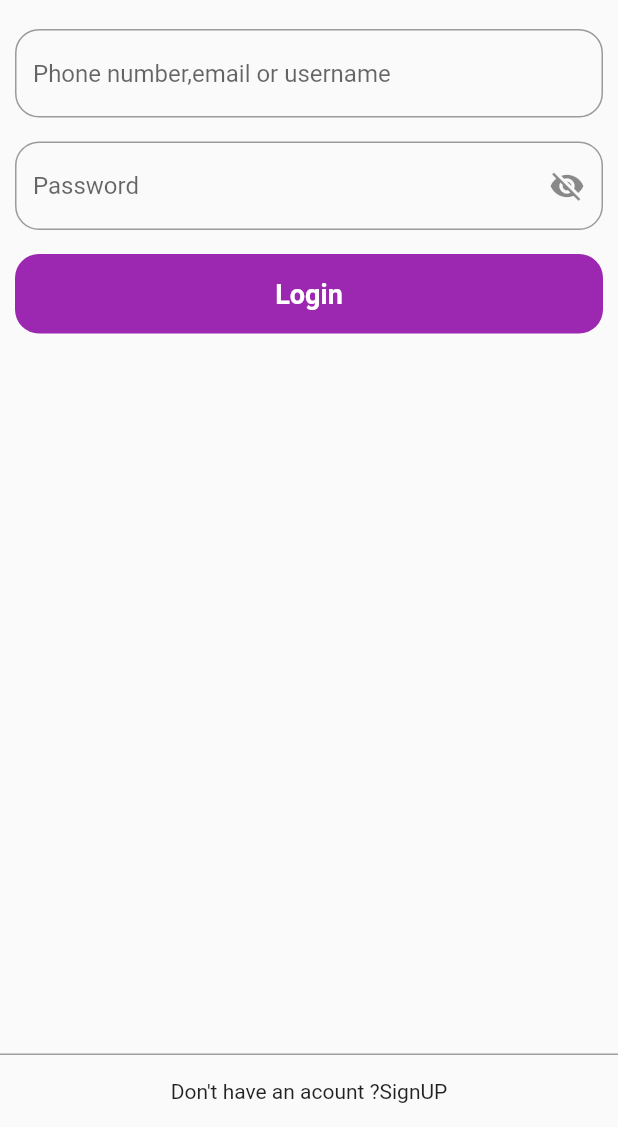
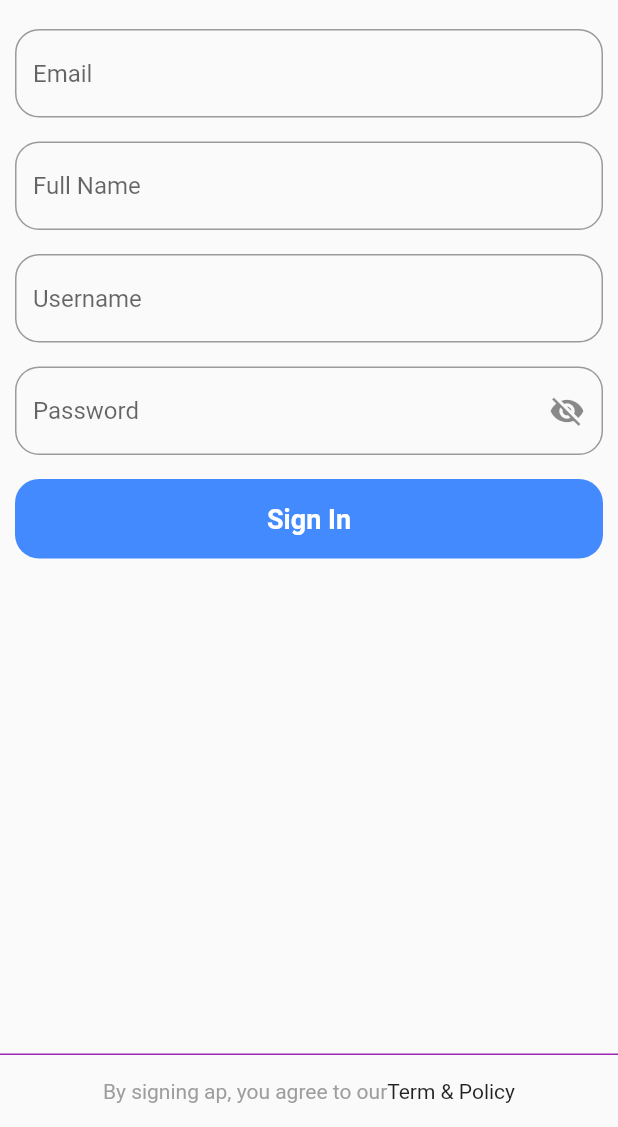
Before and after one commit to awalsetya/insta_clone, a Flutter app: the screen it shows after launch, after a tap on "SignUP", on a phone screen of 412 x 824 dp, the part 109-1236 px from its top. Run offline on Flutter 3.47's test engine with Material 2 defaults, Android fonts, the phone set to English and light mode, and no system bars.

```diff
--- a/lib/screen/login.dart
+++ b/lib/screen/login.dart
@@ -1,6 +1,8 @@
 import 'package:flutter/material.dart';
 import 'package:instagram_clone/custom/billaBongText.dart';
 import 'package:instagram_clone/custom/cutsomButton.dart';
+import 'package:instagram_clone/screen/menu.dart';
+import 'package:instagram_clone/screen/registrasi.dart';
 
 class Login extends StatefulWidget {
   @override
@@ -64,7 +66,14 @@ class _LoginState extends State<Login> {
                     height: 16,
                   ),
                   InkWell(
-                    onTap: () {},
+                    onTap: () {
+                      Navigator.push(
+                        context,
+                        MaterialPageRoute(
+                          builder: (context) => Menu(),
+                        ),
+                      );
+                    },
                     child: CustomButton(
                       "Login",
                       color: Colors.purple,
@@ -91,7 +100,14 @@ class _LoginState extends State<Login> {
                     textAlign: TextAlign.center,
                   ),
                   InkWell(
-                    onTap: () {},
+                    onTap: () {
+                      Navigator.push(
+                        context,
+                        MaterialPageRoute(
+                          builder: (context) => Registrasi(),
+                        ),
+                      );
+                    },
                     child: Text(
                       "SignUP",
                       textAlign: TextAlign.center,
--- a/lib/screen/registrasi.dart
+++ b/lib/screen/registrasi.dart
@@ -0,0 +1,129 @@
+import 'package:flutter/material.dart';
+import 'package:instagram_clone/custom/billaBongText.dart';
+import 'package:instagram_clone/custom/cutsomButton.dart';
+
+class Registrasi extends StatefulWidget {
+  @override
+  _RegistrasiState createState() => _RegistrasiState();
+}
+
+class _RegistrasiState extends State<Registrasi> {
+  var obseCure = true;
+  @override
+  Widget build(BuildContext context) {
+    return SafeArea(
+      child: Scaffold(
+        body: Column(
+          crossAxisAlignment: CrossAxisAlignment.stretch,
+          children: <Widget>[
+            Expanded(
+              child: ListView(
+                padding: EdgeInsets.all(10),
+                children: <Widget>[
+                  BillabongText(
+                    "Instagram",
+                    fontsize: 50,
+                  ),
+                  SizedBox(
+                    height: 20,
+                  ),
+                  TextFormField(
+                    decoration: InputDecoration(
+                      hintText: "Email",
+                      border: OutlineInputBorder(
+                        borderRadius: BorderRadius.circular(16),
+                        borderSide: BorderSide(color: Colors.grey, width: 1),
+                      ),
+                    ),
+                  ),
+                  SizedBox(
+                    height: 16,
+                  ),
+                  TextFormField(
+                    decoration: InputDecoration(
+                      hintText: "Full Name",
+                      border: OutlineInputBorder(
+                        borderRadius: BorderRadius.circular(16),
+                        borderSide: BorderSide(color: Colors.grey, width: 1),
+                      ),
+                    ),
+                  ),
+                  SizedBox(
+                    height: 16,
+                  ),
+                  TextFormField(
+                    decoration: InputDecoration(
+                      hintText: "Username",
+                      border: OutlineInputBorder(
+                        borderRadius: BorderRadius.circular(16),
+                        borderSide: BorderSide(color: Colors.grey, width: 1),
+                      ),
+                    ),
+                  ),
+                  SizedBox(
+                    height: 16,
+                  ),
+                  TextFormField(
+                    obscureText: obseCure,
+                    decoration: InputDecoration(
+                        hintText: "Password",
+                        border: OutlineInputBorder(
+                          borderRadius: BorderRadius.circular(16),
+                          borderSide: BorderSide(color: Colors.grey, width: 1),
+                        ),
+                        suffixIcon: IconButton(
+                            icon: Icon(obseCure
+                                ? Icons.visibility_off
+                                : Icons.visibility),
+                            onPressed: () {
+                              setState(() {
+                                obseCure = !obseCure;
+                              });
+                            })),
+                  ),
+                  SizedBox(
+                    height: 16,
+                  ),
+                  InkWell(
+                    child: CustomButton(
+                      "Sign In",
+                      color: Colors.blueAccent,
+                    ),
+                  ),
+                ],
+              ),
+            ),
+            Container(
+              padding: EdgeInsets.all(16),
+              decoration: BoxDecoration(
+                border: Border(
+                  top: BorderSide(
+                    width: 1,
+                    color: Colors.purple,
+                  ),
+                ),
+              ),
+              child: Row(
+                mainAxisAlignment: MainAxisAlignment.center,
+                children: <Widget>[
+                  Text(
+                    "By signing ap, you agree to our",
+                    textAlign: TextAlign.center,
+                    style: TextStyle(color: Colors.grey),
+                  ),
+                  InkWell(
+                    onTap: () {},
+                    child: Text(
+                      "Term & Policy",
+                      textAlign: TextAlign.center,
+                    ),
+                  )
+                ],
+              ),
+            )
+          ],
+        ),
+      ),
+    );
+  }
+}
```
Also changed, not shown: lib/screen/menu.dart (+59 -0 lines), lib/screen/menu/home.dart (+15 -0 lines), assets/img/profil.png (added).
